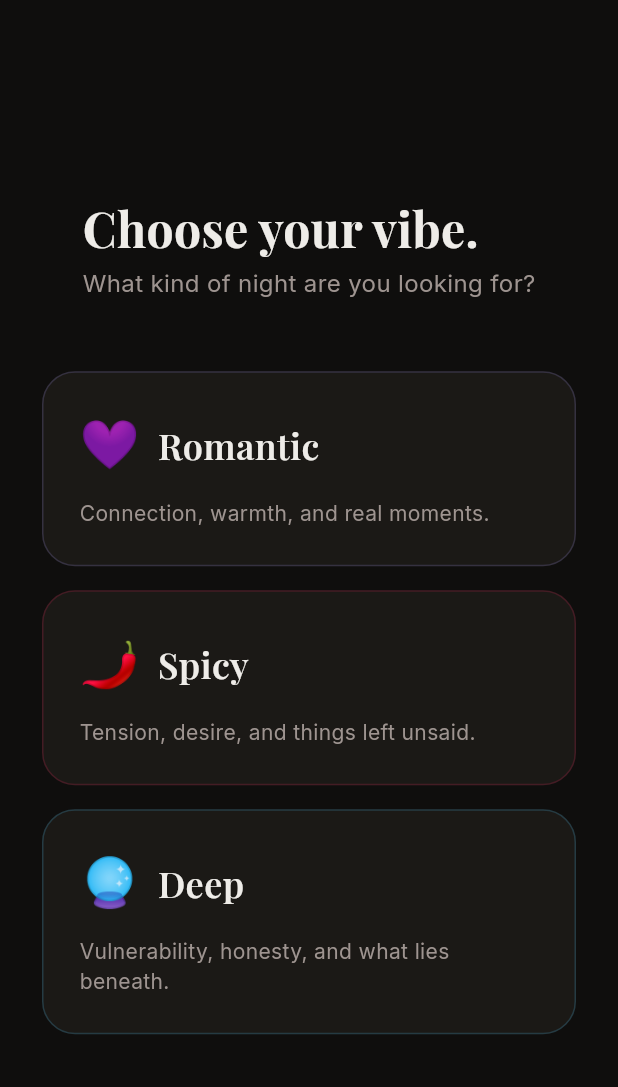
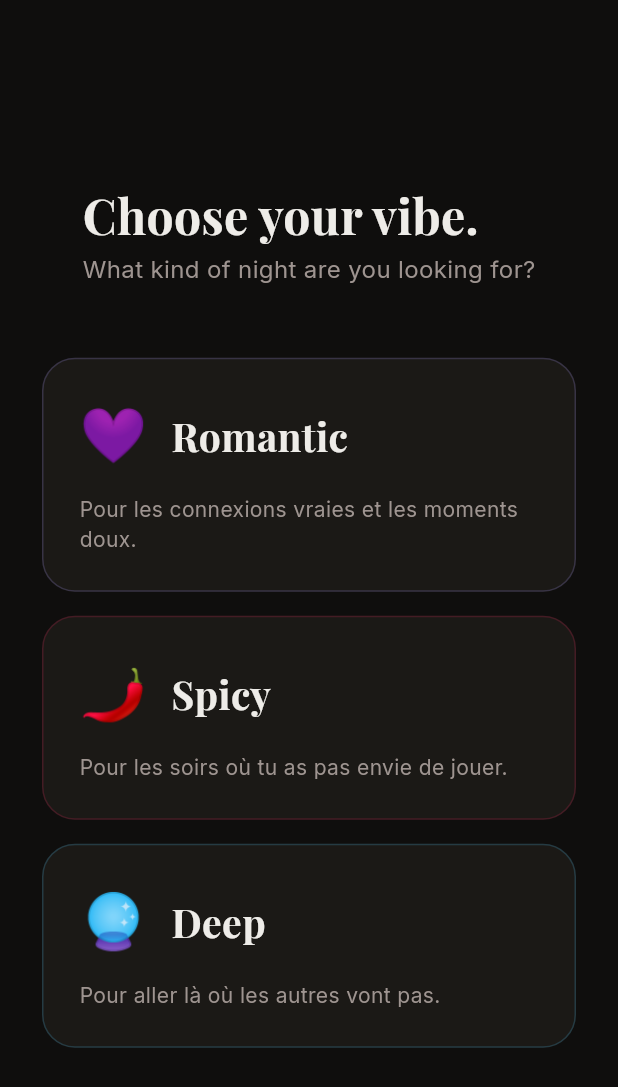
Before and after one commit to vincent-roye/first_date, a Flutter app: the BranchSelectionScreen screen opened directly, on a phone screen of 412 x 824 dp. Shown: the top 1087 px of the screen. Run offline on Flutter 3.47's test engine with Material 3 defaults, Android fonts, the phone set to English and light mode, and no system bars; our stand-ins replace google_fonts; missing offline and left inert: purchases_flutter.

Commit message:
ui(oussama): polish branch selection screen
- Update descriptions to be punchier and more in character
- Increase icon size and spacing for better visual impact
- Adjust colors for clearer vibe distinction

(Oussama's call)

```diff
--- a/lib/data/questions_data.dart
+++ b/lib/data/questions_data.dart
@@ -1,5 +1,5 @@
 import '../models/question_branch.dart';
-import '../models/game_question.dart';
+import '../models/question_branch.dart';
 
 // ─── ROMANTIC BRANCH ───────────────────────────────────────────────────────
 
--- a/lib/screens/branch_selection_screen.dart
+++ b/lib/screens/branch_selection_screen.dart
@@ -3,7 +3,7 @@ import 'package:flutter/services.dart';
 import 'package:google_fonts/google_fonts.dart';
 import '../main.dart';
 import '../models/question_branch.dart';
-import '../models/game_question.dart';
+import '../models/question_branch.dart';
 import '../data/questions_data.dart';
 import 'game_screen.dart';
 
@@ -86,8 +86,9 @@ class _BranchSelectionScreenState extends State<BranchSelectionScreen>
 
               _BranchCard(
                 branch: QuestionBranch.romantic,
-                description: 'Connection, warmth, and real moments.',
-                color: const Color(0xFF9C8FE8),
+                description: 'Pour les connexions vraies et les moments doux.',
+                color: const Color(0xFFAB9CFF),
+                icon: '💜',
                 onTap: () => _selectBranch(QuestionBranch.romantic),
               ),
 
@@ -95,8 +96,9 @@ class _BranchSelectionScreenState extends State<BranchSelectionScreen>
 
               _BranchCard(
                 branch: QuestionBranch.spicy,
-                description: 'Tension, desire, and things left unsaid.',
+                description: 'Pour les soirs où tu as pas envie de jouer.',
                 color: AppColors.accent,
+                icon: '🌶️',
                 onTap: () => _selectBranch(QuestionBranch.spicy),
               ),
 
@@ -104,8 +106,9 @@ class _BranchSelectionScreenState extends State<BranchSelectionScreen>
 
               _BranchCard(
                 branch: QuestionBranch.deep,
-                description: 'Vulnerability, honesty, and what lies beneath.',
+                description: 'Pour aller là où les autres vont pas.',
                 color: const Color(0xFF4FC3F7),
+                icon: '🔮',
                 onTap: () => _selectBranch(QuestionBranch.deep),
               ),
             ],
@@ -120,12 +123,14 @@ class _BranchCard extends StatefulWidget {
   final QuestionBranch branch;
   final String description;
   final Color color;
+  final String icon;
   final VoidCallback onTap;
 
   const _BranchCard({
     required this.branch,
     required this.description,
     required this.color,
+    required this.icon,
     required this.onTap,
   });
 
@@ -164,13 +169,13 @@ class _BranchCardState extends State<_BranchCard> {
             children: [
               Row(
                 children: [
-                  Text(widget.branch.emoji, style: const TextStyle(fontSize: 32)),
-                  const SizedBox(width: 12),
+                  Text(widget.icon, style: const TextStyle(fontSize: 36)),
+                  const SizedBox(width: 16),
                   Text(
                     widget.branch.label,
                     style: GoogleFonts.playfairDisplay(
-                      fontSize: 24,
-                      fontWeight: FontWeight.w600,
+                      fontSize: 26,
+                      fontWeight: FontWeight.w700,
                       color: AppColors.textPrimary,
                     ),
                   ),
--- a/lib/screens/game_screen.dart
+++ b/lib/screens/game_screen.dart
@@ -3,7 +3,6 @@ import 'package:flutter/services.dart';
 import 'package:google_fonts/google_fonts.dart';
 import '../main.dart';
 import '../models/question_branch.dart';
-import '../models/game_question.dart';
 import '../models/game_session.dart';
 import '../data/questions_data.dart';
 import '../data/actions_data.dart';
```
Also changed, not shown: lib/models/game_question.dart (deleted, +0 -14 lines), lib/services/revenue_cat_service.dart (+9 -0 lines).
